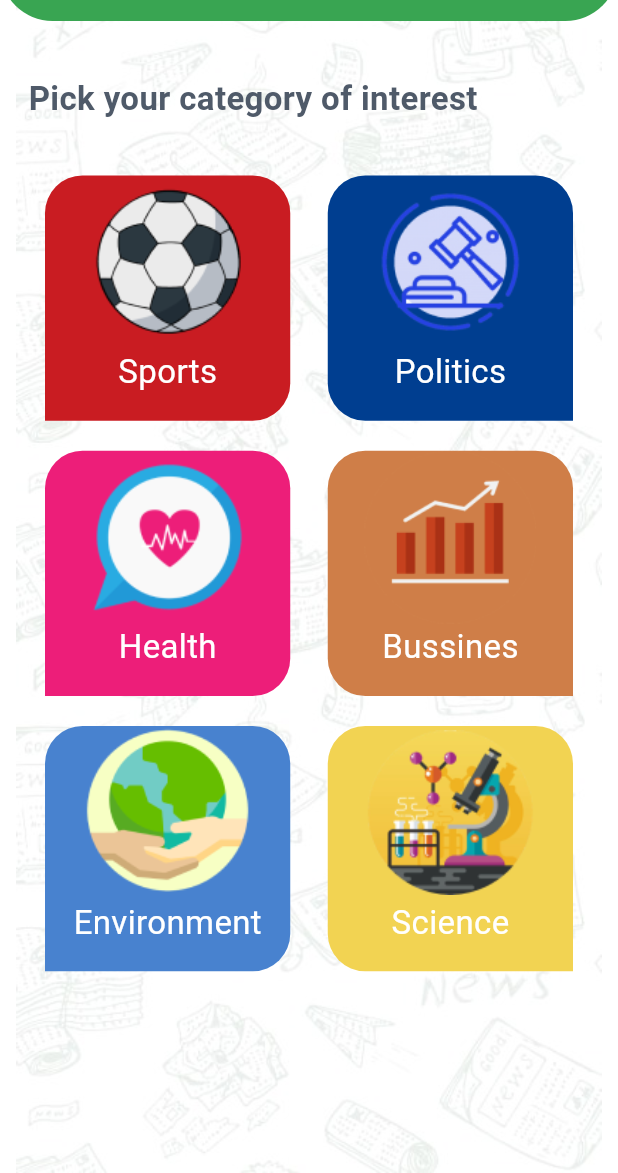
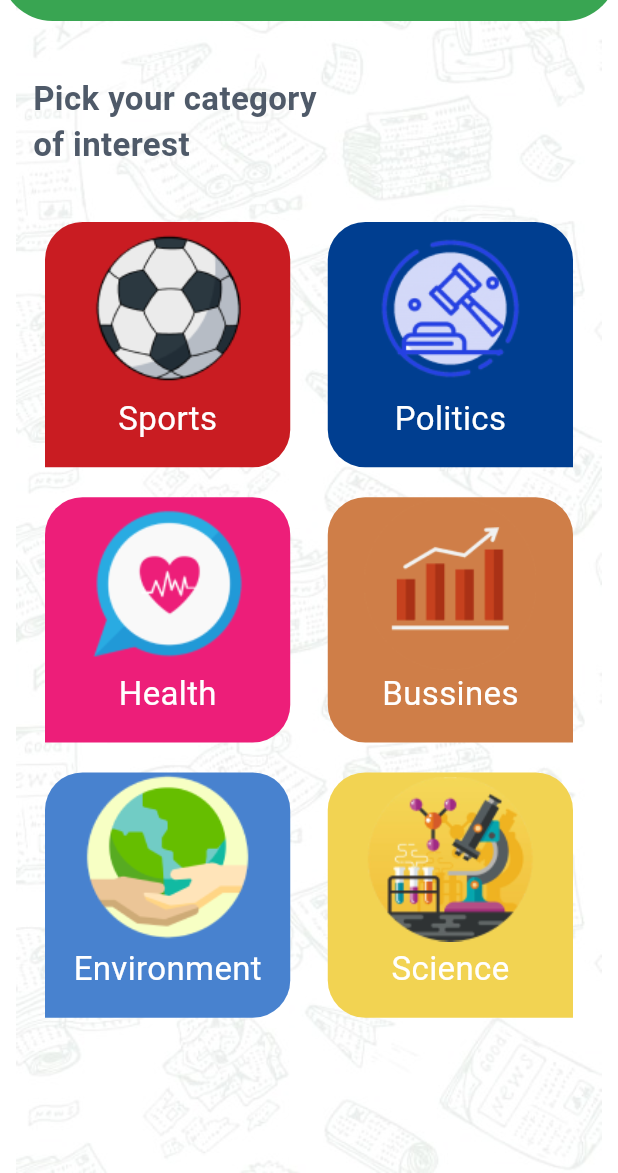
Before and after one commit to Mariamshahir/news_app, a Flutter app: the screen it shows after launch, on a phone screen of 412 x 824 dp, the part 63-1236 px from its top. Run offline on Flutter 3.47's test engine with Material 3 defaults, Android fonts, the phone set to English and light mode, and no system bars; our stand-ins replace cached_network_image.

```diff
--- a/lib/tabs/categories_tab.dart
+++ b/lib/tabs/categories_tab.dart
@@ -14,9 +14,9 @@ class Categories extends StatelessWidget {
       crossAxisAlignment: CrossAxisAlignment.start,
       children: [
         Container(
-          margin: const EdgeInsets.symmetric(vertical: 36, horizontal: 19),
+          margin: const EdgeInsets.symmetric(vertical: 36, horizontal: 22),
           child: const Text(
-            "Pick your category of interest",
+            "Pick your category \nof interest",
             style: TextStyle(
                 fontSize: 22,
                 fontWeight: FontWeight.bold,
```
